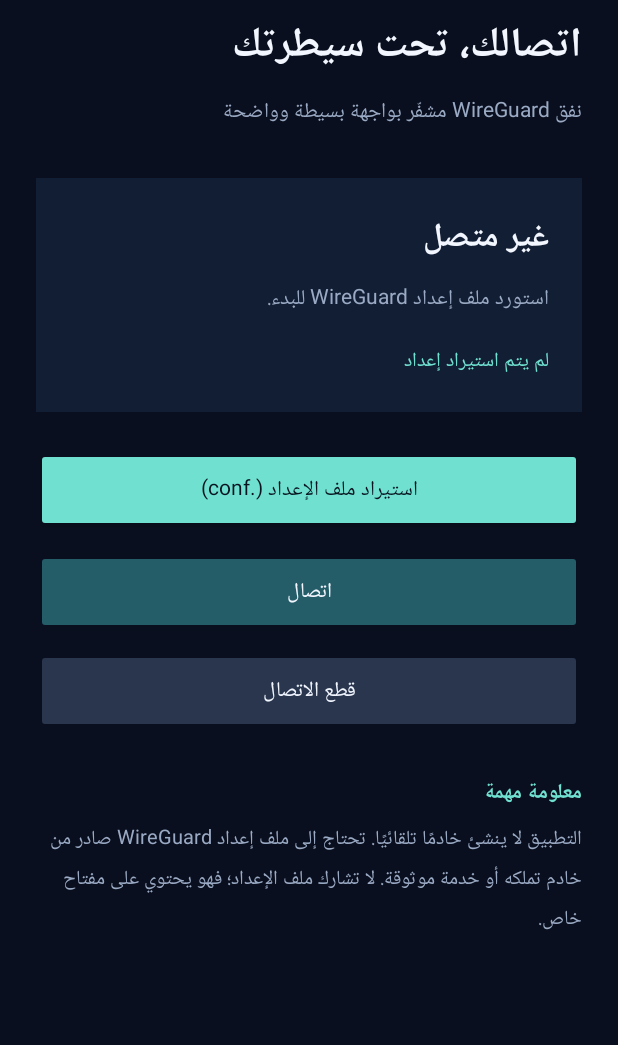
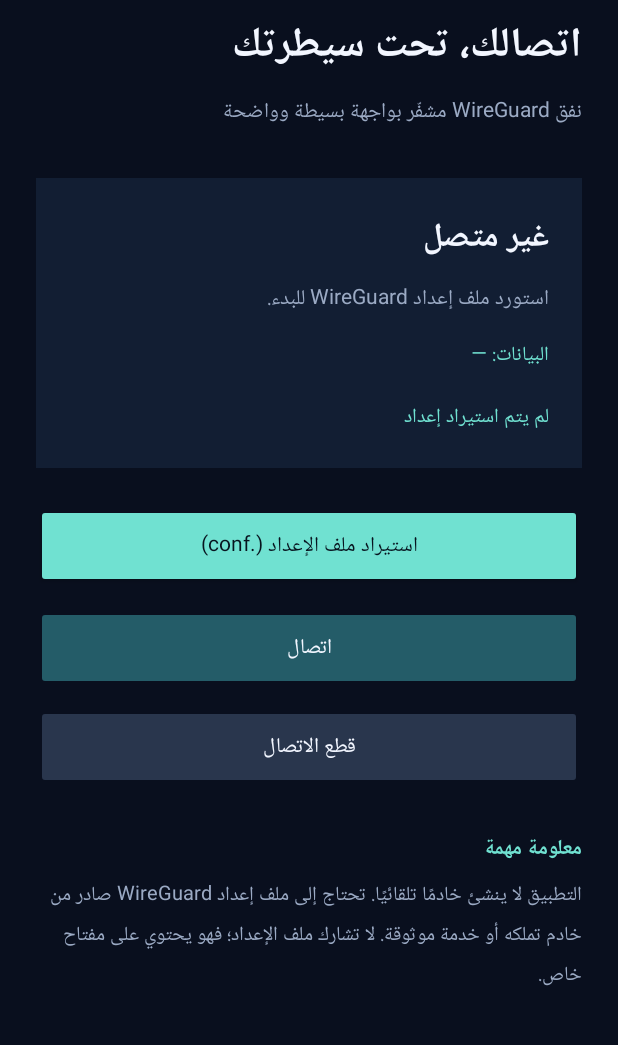
Before and after one commit to baraazaki1234-coder/VPN, an Android app: the screen it shows after launch (MainActivity), on a phone screen of 412 x 824 dp, the part 70-1115 px from its top. Run offline under Robolectric (Android 15) with nearby library versions, the phone set to English and light mode, and no system bars; libraries missing offline, so code that uses them is left out: com.wireguard.android, com.wireguard.config; 1 statement that could not run was skipped.

Commit message:
Add live tunnel traffic counters to the dashboard

```diff
--- a/app/src/main/res/layout/activity_main.xml
+++ b/app/src/main/res/layout/activity_main.xml
@@ -68,6 +68,15 @@
                 android:textSize="14sp" />
 
             <TextView
+                android:id="@+id/statsText"
+                android:layout_width="match_parent"
+                android:layout_height="wrap_content"
+                android:layout_marginTop="14dp"
+                android:text="البيانات: —"
+                android:textColor="#70E1D1"
+                android:textSize="13sp" />
+
+            <TextView
                 android:id="@+id/configName"
                 android:layout_width="wrap_content"
                 android:layout_height="wrap_content"
```
